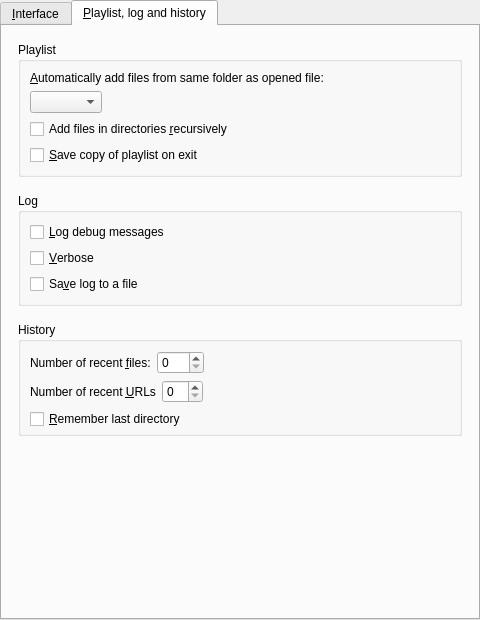
First picture: the form in src/gui/pref/interface.ui, repository wilbert2000/wzplayer, before the edit.
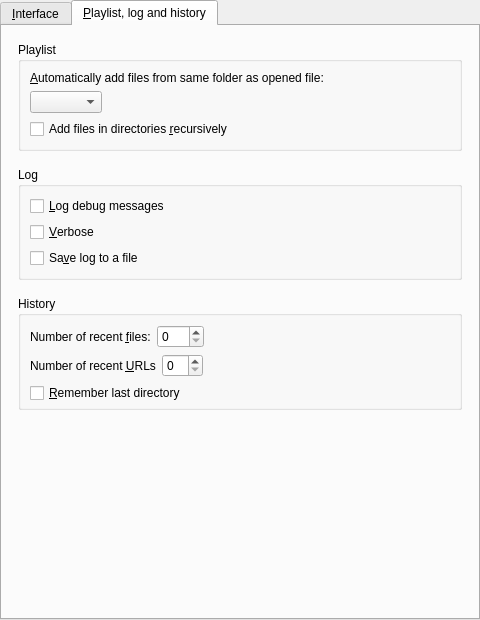
Second picture: the form after the edit. The open tabs and pages were chosen to show the change. Custom widgets are drawn as their Qt base class.

Commit message: Switched playlist from table to tree

Diff of the .ui file:
```diff
--- a/src/gui/pref/interface.ui
+++ b/src/gui/pref/interface.ui
@@ -429,13 +429,6 @@
             </property>
            </widget>
           </item>
-          <item>
-           <widget class="QCheckBox" name="autosave_on_exit_check">
-            <property name="text">
-             <string>&amp;Save copy of playlist on exit</string>
-            </property>
-           </widget>
-          </item>
          </layout>
         </widget>
        </item>
```
Left out of the diff: 1 changed line with no effect on the pictures. The commit also changes 22 other files.
